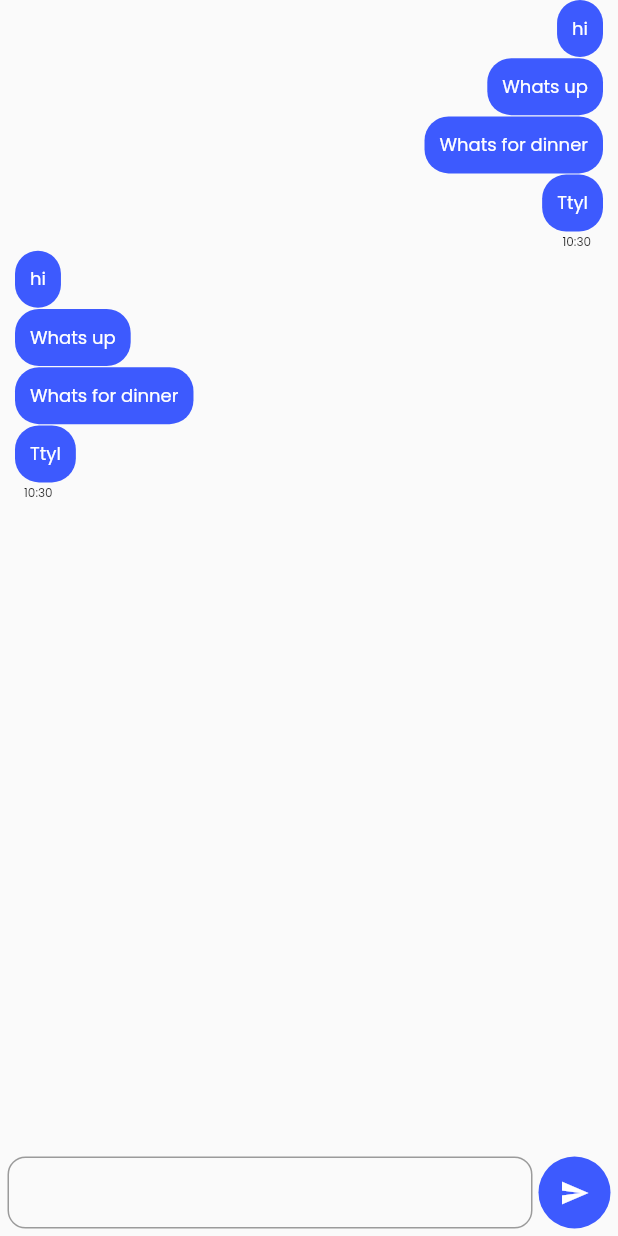
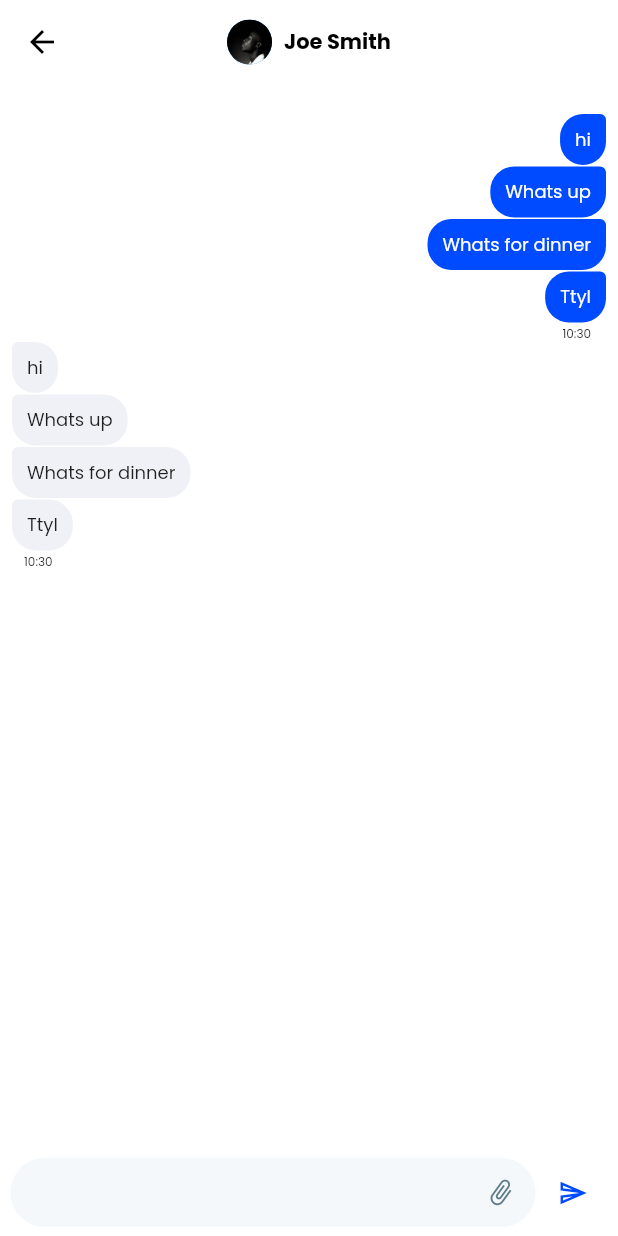
Before and after one commit to Delnyavor/vpay, a Flutter app: the ChatPage screen opened directly, on a phone screen of 412 x 824 dp. Run offline on Flutter 3.47's test engine with Material 2 defaults, Android fonts, the phone set to English and light mode, and no system bars; our stand-ins replace cloud_firestore, firebase_auth, firebase_core, font_awesome_flutter, google_fonts; accounts and stored records are empty.

Commit message:
added chat page controls

```diff
--- a/lib/main.dart
+++ b/lib/main.dart
@@ -36,8 +36,9 @@ class MyApp extends StatelessWidget {
       child: MaterialApp(
         title: 'Vpay',
         theme: ThemeData(
-          primaryColor: Color(0xff2dc8ac),
-          accentColor: Color(0xff0080F6),
+          // primaryColor: Color(0xff2dc8ac),
+          // accentColor: Color(0xff0080F6),
+          primaryColor: Color(0xff004aff),
           fontFamily: GoogleFonts.poppins().fontFamily,
           textTheme: GoogleFonts.poppinsTextTheme().copyWith(),
         ),
--- a/lib/src/components/chat_list.dart
+++ b/lib/src/components/chat_message.dart
@@ -5,6 +5,7 @@ class ChatMessageWidget extends StatefulWidget {
   final Message message;
   final Message nextMessage;
   final int index;
+
   ChatMessageWidget(this.message, this.nextMessage, this.index)
       : super(key: Key(index.toString()));
 
@@ -13,13 +14,13 @@ class ChatMessageWidget extends StatefulWidget {
 }
 
 class _ChatMessageWidgetState extends State<ChatMessageWidget> {
-  Color indigo;
   bool preceding = false;
+  Radius roundRadius = Radius.circular(16);
+  Radius pointedRadius = Radius.circular(4);
 
   @override
   void initState() {
     super.initState();
-    indigo = Colors.indigoAccent[400];
     if (widget.nextMessage != null) {
       preceding = widget.message.author == widget.nextMessage.author;
     }
@@ -50,16 +51,23 @@ class _ChatMessageWidgetState extends State<ChatMessageWidget> {
 
   Widget chatMessageDecoration() {
     return Container(
-      padding: const EdgeInsets.all(10),
-      margin: EdgeInsets.fromLTRB(10, 0, 10, 0.8),
+      padding: const EdgeInsets.fromLTRB(10, 8, 10, 8),
+      margin: const EdgeInsets.fromLTRB(8, 0, 8, 1),
       decoration: BoxDecoration(
-        color: Colors.indigoAccent[400],
-        borderRadius: BorderRadius.circular(16),
+        color: widget.message.isMe
+            ? Theme.of(context).primaryColor
+            : Color(0xfff0f1f6),
+        borderRadius: BorderRadius.only(
+          topLeft: widget.message.isMe ? roundRadius : pointedRadius,
+          topRight: widget.message.isMe ? pointedRadius : roundRadius,
+          bottomRight: roundRadius,
+          bottomLeft: roundRadius,
+        ),
       ),
       child: Text(
         widget.message.message,
         style: TextStyle(
-          color: Colors.white,
+          color: widget.message.isMe ? Colors.white : Colors.black87,
           fontSize: 12,
         ),
       ),
--- a/lib/src/pages/chat/chat_page.dart
+++ b/lib/src/pages/chat/chat_page.dart
@@ -1,6 +1,8 @@
+import 'dart:math';
+
 import 'package:flutter/material.dart';
 import 'package:vpay/src/models/message.dart';
-import 'package:vpay/src/components/chat_list.dart';
+import 'package:vpay/src/components/chat_message.dart';
 
 class ChatPage extends StatefulWidget {
   const ChatPage({Key key}) : super(key: key);
@@ -12,6 +14,21 @@ class ChatPage extends StatefulWidget {
 class _ChatPageState extends State<ChatPage> {
   TextEditingController controller = TextEditingController();
   ScrollController scrollController = ScrollController();
+
+  ChatMessageWidget getCMWidget(int index) {
+    if (index < messages.length - 1) {
+      return ChatMessageWidget(
+        messages[index],
+        messages[index + 1],
+        messages.length,
+      );
+    }
+    return ChatMessageWidget(
+      messages[index],
+      null,
+      messages.length,
+    );
+  }
 
   @override
   void initState() {
@@ -53,97 +70,145 @@ class _ChatPageState extends State<ChatPage> {
   @override
   Widget build(BuildContext context) {
     return Scaffold(
+      backgroundColor: Colors.white,
+      appBar: AppBar(
+        backgroundColor: Colors.white,
+        elevation: 0,
+        leading: backButton(),
+        title: profile(),
+        centerTitle: true,
+        actions: [],
+      ),
       body: Column(
         mainAxisAlignment: MainAxisAlignment.spaceBetween,
         children: [
-          Flexible(
-            child: chatList(),
-          ),
-          inputfield()
+          chatList(),
+          inputfield(),
         ],
       ),
     );
   }
 
+  Widget backButton() {
+    return IconButton(
+      onPressed: () {
+        Navigator.pop(context);
+      },
+      icon: Icon(Icons.arrow_back, color: Colors.black),
+    );
+  }
+
+  Widget profile() {
+    return Row(
+      mainAxisSize: MainAxisSize.min,
+      children: [
+        profileImage(),
+        Text(
+          'Joe Smith',
+          style: TextStyle(
+            color: Colors.black,
+            fontSize: 14,
+            fontWeight: FontWeight.bold,
+          ),
+        ),
+      ],
+    );
+  }
+
+  Widget profileImage() {
+    return Padding(
+      padding: const EdgeInsets.only(right: 8),
+      child: DecoratedBox(
+        decoration: BoxDecoration(
+          shape: BoxShape.circle,
+        ),
+        child: CircleAvatar(
+          radius: 15,
+          backgroundImage: AssetImage('assets/profile.jpg'),
+        ),
+      ),
+    );
+  }
+
   Widget chatList() {
-    return ListView.builder(
-      controller: scrollController,
-      // reverse: true,
-      itemCount: messages.length,
-      itemBuilder: (context, index) {
-        if (index < messages.length - 1) {
-          return ChatMessageWidget(
-            messages[index],
-            messages[index + 1],
-            messages.length,
-          );
-        }
-        return ChatMessageWidget(
-          messages[index],
-          null,
-          messages.length,
-        );
-      },
+    return Flexible(
+      child: ListView.builder(
+        controller: scrollController,
+        padding: const EdgeInsetsDirectional.only(top: 20),
+        itemCount: messages.length,
+        itemBuilder: (context, index) {
+          return getCMWidget(index);
+        },
+      ),
     );
   }
 
   Widget inputfield() {
     return Container(
-      margin: const EdgeInsets.fromLTRB(5, 5, 5, 5),
+      margin: const EdgeInsets.fromLTRB(6, 5, 6, 5),
       // height: 60,
       child: Row(
         children: [
           Flexible(
             child: textField(),
           ),
-          SizedBox(width: 4),
-          submitIcon(),
+          submitButton(),
         ],
       ),
     );
   }
 
   Widget textField() {
-    return DecoratedBox(
-      decoration: BoxDecoration(
-        borderRadius: BorderRadius.circular(30),
-      ),
+    return PhysicalModel(
+      color: Color(0xfff4f8fa),
+      borderRadius: BorderRadius.circular(30),
       child: TextField(
         controller: controller,
+        style: TextStyle(
+          fontSize: 12,
+        ),
         decoration: InputDecoration(
           contentPadding: const EdgeInsets.symmetric(
-            horizontal: 10,
+            horizontal: 20,
           ),
           enabledBorder: OutlineInputBorder(
-            borderSide: BorderSide(color: Colors.black38),
-            borderRadius: BorderRadius.circular(12),
+            borderSide: BorderSide(color: Colors.white),
+            borderRadius: BorderRadius.circular(30),
           ),
           focusedBorder: OutlineInputBorder(
-            borderSide: BorderSide(color: Colors.black87),
-            borderRadius: BorderRadius.circular(12),
+            borderSide: BorderSide(color: Colors.white),
+            borderRadius: BorderRadius.circular(30),
           ),
           focusedErrorBorder: OutlineInputBorder(
-            borderSide: BorderSide(color: Colors.black38),
-            borderRadius: BorderRadius.circular(12),
+            borderSide: BorderSide(color: Colors.white),
+            borderRadius: BorderRadius.circular(30),
           ),
+          suffixIcon: attachmentButton(),
         ),
       ),
     );
   }
 
-  Widget submitIcon() {
-    return DecoratedBox(
-      decoration: BoxDecoration(
-        color: Colors.indigoAccent[400],
-        // borderRadius: BorderRadius.circular(50),
-        shape: BoxShape.circle,
+  Widget submitButton() {
+    return IconButton(
+      onPressed: submit,
+      icon: Icon(
+        Icons.send_outlined,
+        size: 20,
+        color: Theme.of(context).primaryColor,
       ),
-      child: IconButton(
-        onPressed: submit,
-        icon: Icon(
-          Icons.send,
+    );
+  }
+
+  Widget attachmentButton() {
+    return IconButton(
+      onPressed: null,
+      icon: Transform.rotate(
+        angle: pi * 0.2,
+        child: Icon(
+          Icons.attach_file,
           size: 20,
-          color: Colors.white,
+          color: Colors.blueGrey,
         ),
       ),
     );
@@ -166,7 +231,7 @@ class _ChatPageState extends State<ChatPage> {
   }
 
   void scrollDown() {
-    Future.delayed(Duration(milliseconds: 10), () {
+    Future.delayed(Duration(milliseconds: 5), () {
       scrollController.animateTo(
         scrollController.position.maxScrollExtent,
         duration: Duration(milliseconds: 300),
```
